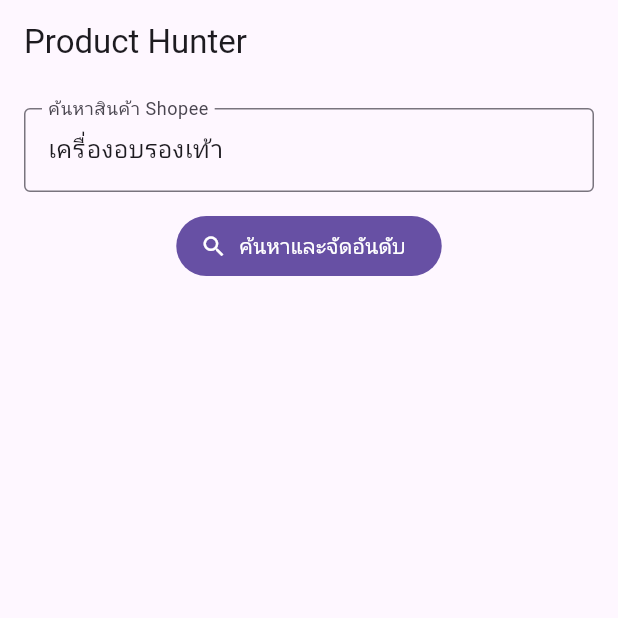
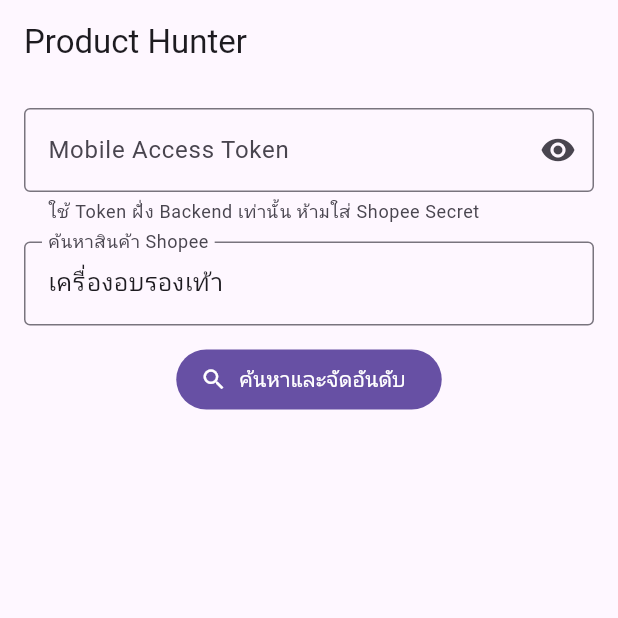
Before and after one commit to jessadaju/affiliate-script-gen, a Flutter app: the screen it shows after launch, on a phone screen of 412 x 824 dp, the top half of it. Run offline on Flutter 3.47's test engine with Material 3 defaults, Android fonts, the phone set to English and light mode, and no system bars.

Commit message:
Add mobile access token input to Product Hunter

```diff
--- a/mobile_affiliate_news/lib/features/products/product_search_page.dart
+++ b/mobile_affiliate_news/lib/features/products/product_search_page.dart
@@ -11,13 +11,19 @@
 
 class _ProductSearchPageState extends State<ProductSearchPage> {
   final controller = TextEditingController(text: 'เครื่องอบรองเท้า');
+  final tokenController = TextEditingController();
   final api = ApiClient();
   bool loading = false;
+  bool hideToken = true;
   List<dynamic> products = [];
   String? error;
 
   Future<void> search() async {
-    setState(() { loading = true; error = null; });
+    ApiClient.accessToken = tokenController.text.trim();
+    setState(() {
+      loading = true;
+      error = null;
+    });
     try {
       products = await api.searchProducts(controller.text.trim());
     } catch (e) {
@@ -28,12 +34,35 @@
   }
 
   @override
+  void dispose() {
+    controller.dispose();
+    tokenController.dispose();
+    super.dispose();
+  }
+
+  @override
   Widget build(BuildContext context) {
     return Scaffold(
       appBar: AppBar(title: const Text('Product Hunter')),
       body: Padding(
         padding: const EdgeInsets.all(16),
         child: Column(children: [
+          TextField(
+            controller: tokenController,
+            obscureText: hideToken,
+            autocorrect: false,
+            enableSuggestions: false,
+            decoration: InputDecoration(
+              labelText: 'Mobile Access Token',
+              helperText: 'ใช้ Token ฝั่ง Backend เท่านั้น ห้ามใส่ Shopee Secret',
+              border: const OutlineInputBorder(),
+              suffixIcon: IconButton(
+                onPressed: () => setState(() => hideToken = !hideToken),
+                icon: Icon(hideToken ? Icons.visibility : Icons.visibility_off),
+              ),
+            ),
+          ),
+          const SizedBox(height: 12),
           TextField(
             controller: controller,
             decoration: const InputDecoration(
@@ -48,9 +77,16 @@
             icon: const Icon(Icons.search),
             label: const Text('ค้นหาและจัดอันดับ'),
           ),
-          if (loading) const Padding(
-            padding: EdgeInsets.all(16), child: CircularProgressIndicator()),
-          if (error != null) Text(error!, style: const TextStyle(color: Colors.red)),
+          if (loading)
+            const Padding(
+              padding: EdgeInsets.all(16),
+              child: CircularProgressIndicator(),
+            ),
+          if (error != null)
+            Padding(
+              padding: const EdgeInsets.only(top: 12),
+              child: Text(error!, style: const TextStyle(color: Colors.red)),
+            ),
           const SizedBox(height: 8),
           Expanded(
             child: ListView.builder(
@@ -67,7 +103,9 @@
                     trailing: const Icon(Icons.chevron_right),
                     onTap: () => Navigator.push(
                       context,
-                      MaterialPageRoute(builder: (_) => ContentPreviewPage(product: p)),
+                      MaterialPageRoute(
+                        builder: (_) => ContentPreviewPage(product: p),
+                      ),
                     ),
                   ),
                 );
```
